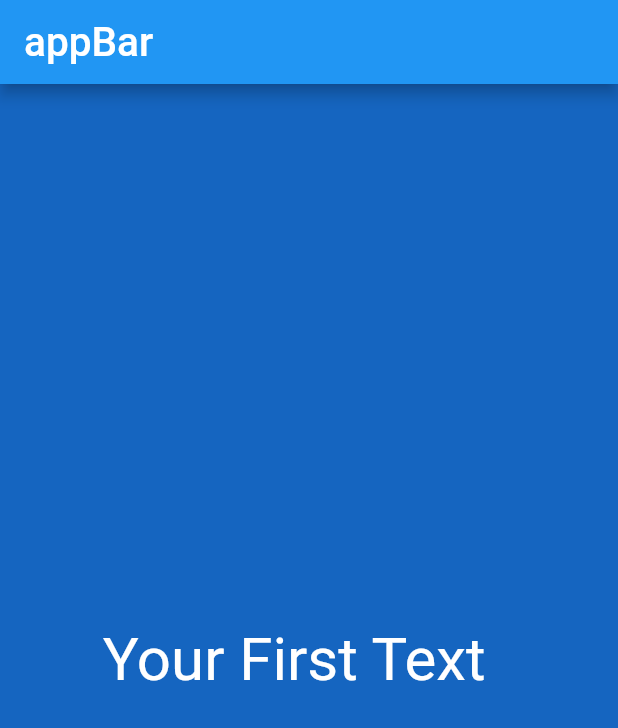
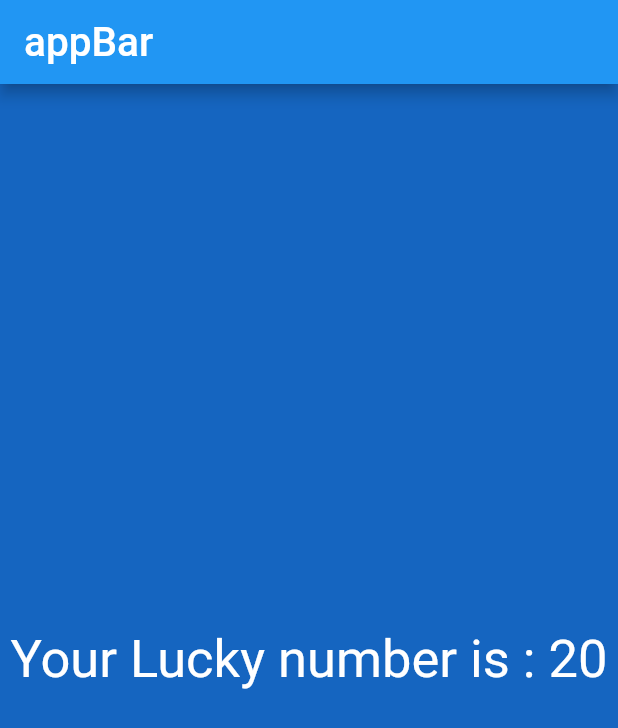
Before and after one commit to johnmerga/smartherd, a Flutter app: the screen it shows after launch, on a phone screen of 412 x 824 dp. Shown: the top 728 px of the screen. Run offline on Flutter 3.47's test engine with Material 2 defaults, Android fonts, the phone set to English and light mode, and no system bars.

Commit message:
app_screen direcotory added

```diff
--- /dev/null
+++ b/lib/app_screens/first_screen.dart
@@ -0,0 +1,27 @@
+import 'dart:math';
+
+import 'package:flutter/material.dart';
+
+class FirstScreen extends StatelessWidget {
+  @override
+  Widget build(Object context) {
+    // TODO: implement build
+    return Material(
+      color: Colors.blue[800],
+      child: Center(
+        child: Text(
+          "Your Lucky number is : ${generateLuckyNum()}",
+          textDirection: TextDirection.ltr,
+          style: TextStyle(color: Colors.white, fontSize: 35.0),
+        ),
+      ),
+    );
+  }
+
+  int generateLuckyNum() {
+    var random = Random();
+
+    int lucyNum = random.nextInt(100);
+    return lucyNum;
+  }
+}
--- a/lib/main.dart
+++ b/lib/main.dart
@@ -1,22 +1,23 @@
 import 'package:flutter/material.dart';
-
-main() {
-  runApp(MaterialApp(
-    title: "First App",
-    home:
-    Scaffold(appBar: AppBar(title: Text("appBar", style:TextStyle(fontSize: 27.0),),),
-    body: Material(
-      color: Colors.blue[800],
-      child: Center(
-          child: Text(
-            "Your First Text  ",
-            textDirection: TextDirection.ltr,
-            style: TextStyle(color: Colors.white,fontSize: 40.0 ),
-        ),
-      ),
-    ),
-    )
+import './app_screens/first_screen.dart';
+main() => runApp(MyFlutterApp());
 
 
-  ));
+class MyFlutterApp extends StatelessWidget {
+  @override
+  Widget build(BuildContext context) {
+    // TODO: implement build
+    return MaterialApp(
+        debugShowCheckedModeBanner: false,
+        title: "First App",
+        home: Scaffold(
+          appBar: AppBar(
+            title: Text(
+              "appBar",
+              style: TextStyle(fontSize: 27.0),
+            ),
+          ),
+          body: FirstScreen()
+        ));
+  }
 }
```
